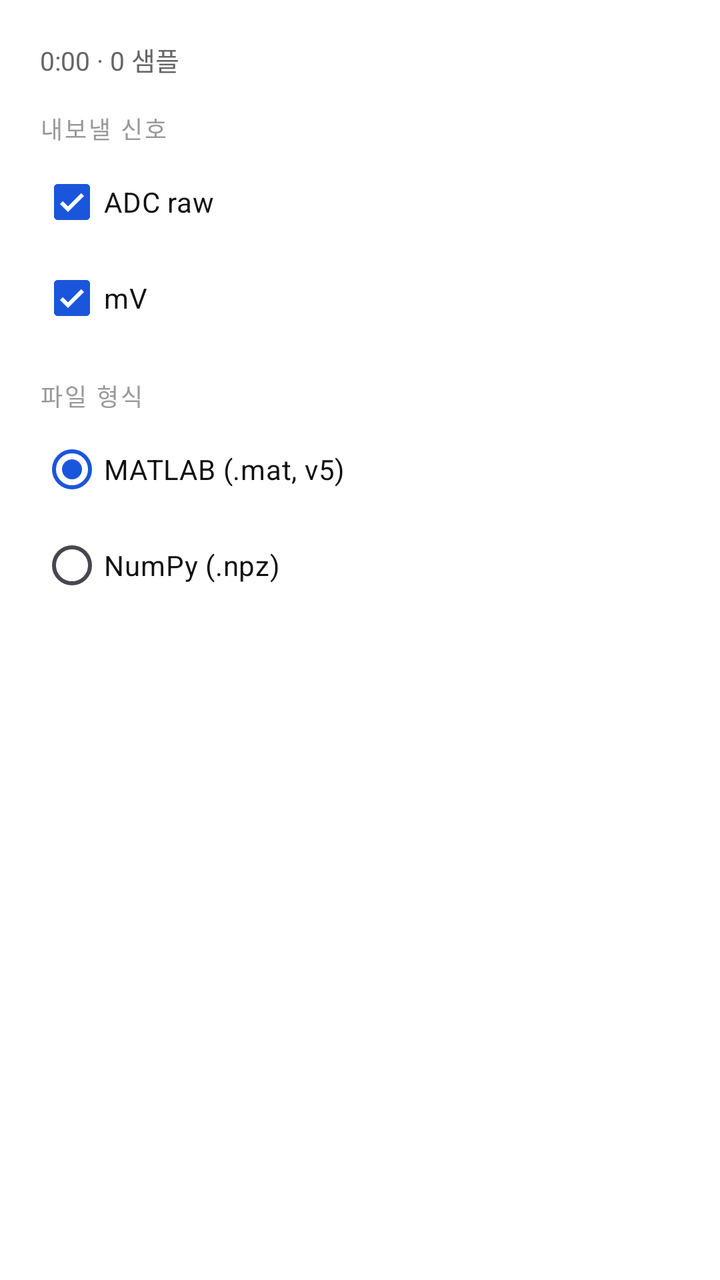
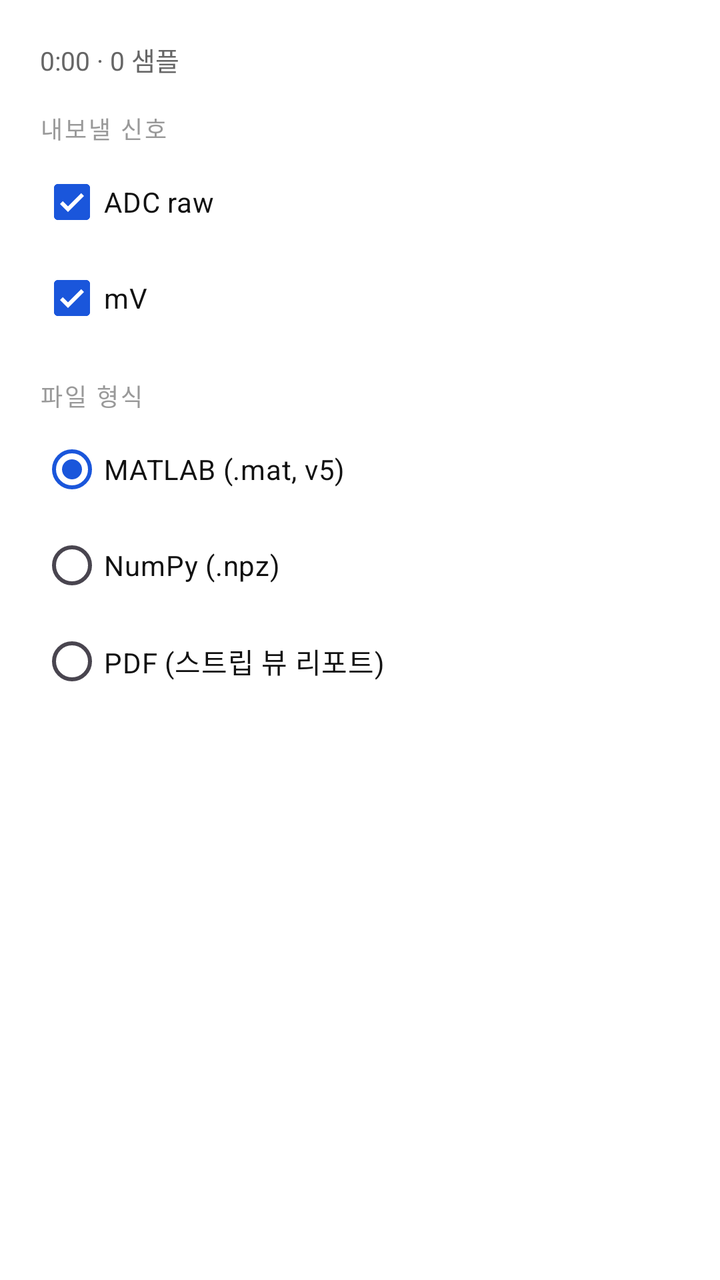

Before-and-after screenshots of an Android layout around one commit, followed by the original layout XML and the change that was made.
<!-- AndroidManifest.xml: application theme Theme.HiCardiMonitor -->
<!-- res/layout/dialog_recording_save.xml -->
<?xml version="1.0" encoding="utf-8"?>
<LinearLayout xmlns:android="http://schemas.android.com/apk/res/android"
    android:layout_width="match_parent"
    android:layout_height="wrap_content"
    android:background="@color/bg_surface"
    android:orientation="vertical"
    android:padding="@dimen/pad_screen">

    <TextView
        android:id="@+id/saveSummaryText"
        style="@style/HiCardiCaption"
        android:layout_width="match_parent"
        android:layout_height="wrap_content"
        android:text="0:00 · 0 샘플" />

    <TextView
        style="@style/HiCardiOverline"
        android:layout_width="match_parent"
        android:layout_height="wrap_content"
        android:layout_marginTop="16dp"
        android:text="@string/recording_signal_label" />

    <CheckBox
        android:id="@+id/exportAdcCheck"
        style="@style/HiCardiBody"
        android:layout_width="match_parent"
        android:layout_height="wrap_content"
        android:layout_marginTop="4dp"
        android:checked="true"
        android:text="@string/recording_signal_adc" />

    <CheckBox
        android:id="@+id/exportMvCheck"
        style="@style/HiCardiBody"
        android:layout_width="match_parent"
        android:layout_height="wrap_content"
        android:checked="true"
        android:text="@string/recording_signal_mv" />

    <TextView
        style="@style/HiCardiOverline"
        android:layout_width="match_parent"
        android:layout_height="wrap_content"
        android:layout_marginTop="16dp"
        android:text="@string/recording_format_label" />

    <RadioGroup
        android:id="@+id/exportFormatGroup"
        android:layout_width="match_parent"
        android:layout_height="wrap_content"
        android:layout_marginTop="4dp"
        android:orientation="vertical">

        <RadioButton
            android:id="@+id/exportFormatMat"
            style="@style/HiCardiBody"
            android:layout_width="match_parent"
            android:layout_height="wrap_content"
            android:checked="true"
            android:text="@string/recording_format_mat" />

        <RadioButton
            android:id="@+id/exportFormatNpz"
            style="@style/HiCardiBody"
            android:layout_width="match_parent"
            android:layout_height="wrap_content"
            android:text="@string/recording_format_npz" />
    </RadioGroup>

</LinearLayout>
<!-- resources referenced by this layout -->
<resources>
  <color name="bg_surface">#FFFFFF</color>
  <dimen name="pad_screen">20dp</dimen>
  <string name="recording_format_label">파일 형식</string>
  <string name="recording_format_mat">MATLAB (.mat, v5)</string>
  <string name="recording_format_npz">NumPy (.npz)</string>
  <string name="recording_signal_adc">ADC raw</string>
  <string name="recording_signal_label">내보낼 신호</string>
  <string name="recording_signal_mv">mV</string>
  <style name="HiCardiBody">
          <item name="android:textColor">@color/text_primary</item>
          <item name="android:textSize">@dimen/text_body</item>
          <item name="android:fontFamily">sans-serif</item>
          <item name="android:lineSpacingExtra">3dp</item>
      </style>
  <style name="HiCardiCaption">
          <item name="android:textColor">@color/text_secondary</item>
          <item name="android:textSize">@dimen/text_caption</item>
          <item name="android:fontFamily">sans-serif</item>
          <item name="android:lineSpacingExtra">2dp</item>
      </style>
  <style name="HiCardiOverline">
          <item name="android:textColor">@color/text_tertiary</item>
          <item name="android:textSize">@dimen/text_overline</item>
          <item name="android:fontFamily">sans-serif-medium</item>
          <item name="android:letterSpacing">0.08</item>
      </style>
  <style name="Theme.HiCardiMonitor" parent="Base.Theme.HiCardiMonitor" />
  <color name="text_primary">#111111</color>
  <dimen name="text_body">14sp</dimen>
  <color name="text_secondary">#666666</color>
  <dimen name="text_caption">13sp</dimen>
  <color name="text_tertiary">#999999</color>
  <dimen name="text_overline">12sp</dimen>
  <style name="Base.Theme.HiCardiMonitor" parent="Theme.Material3.Light.NoActionBar">
          <item name="colorPrimary">@color/color_primary</item>
          <item name="colorOnPrimary">@color/color_on_primary</item>
          <item name="colorSurface">@color/color_surface</item>
          <item name="colorOnSurface">@color/color_on_surface</item>
          <item name="android:colorBackground">@color/color_background</item>
          <item name="android:statusBarColor">@color/bg_primary</item>
          <item name="android:navigationBarColor">@color/bg_surface</item>
          <item name="android:windowLightStatusBar">true</item>
          <item name="buttonStyle">@style/HiCardiButton</item>
          <item name="materialButtonStyle">@style/HiCardiButton</item>
      </style>
  <color name="color_primary">#1A56DB</color>
  <color name="color_on_primary">#FFFFFF</color>
  <color name="color_surface">#FFFFFF</color>
  <color name="color_on_surface">#111111</color>
  <color name="color_background">#FAFAF8</color>
  <color name="bg_primary">#FAFAF8</color>
  <style name="HiCardiButton" parent="Widget.AppCompat.Button">
          <item name="android:background">@drawable/btn_blue</item>
          <item name="backgroundTint">@null</item>
          <item name="android:textAllCaps">false</item>
          <item name="android:textColor">@color/white</item>
          <item name="android:textSize">@dimen/text_button</item>
          <item name="android:fontFamily">sans-serif-medium</item>
          <item name="android:stateListAnimator">@null</item>
          <item name="android:minHeight">@dimen/btn_height</item>
          <item name="android:paddingStart">16dp</item>
          <item name="android:paddingEnd">16dp</item>
      </style>
  <color name="white">#FFFFFFFF</color>
  <dimen name="text_button">14sp</dimen>
  <dimen name="btn_height">48dp</dimen>
  <color name="btn_blue_pressed">#1747B8</color>
  <color name="btn_blue_disabled">#C7D3F2</color>
  <color name="btn_blue">#1A56DB</color>
  <!-- unchanged entries left out for length: 1 -->
</resources>

<!-- the commit's change to res/layout/dialog_recording_save.xml (unified diff, before → after) -->
@@ -65,6 +65,23 @@
             android:layout_width="match_parent"
             android:layout_height="wrap_content"
             android:text="@string/recording_format_npz" />
+
+        <RadioButton
+            android:id="@+id/exportFormatPdf"
+            style="@style/HiCardiBody"
+            android:layout_width="match_parent"
+            android:layout_height="wrap_content"
+            android:text="@string/recording_format_pdf" />
     </RadioGroup>
 
+    <TextView
+        android:id="@+id/exportPdfHint"
+        style="@style/HiCardiCaption"
+        android:layout_width="match_parent"
+        android:layout_height="wrap_content"
+        android:layout_marginTop="4dp"
+        android:text="@string/recording_format_pdf_hint"
+        android:textColor="@color/text_tertiary"
+        android:visibility="gone" />
+
 </LinearLayout>
<!-- resource entries referenced after the edit -->
@@ -5,6 +5,8 @@
   <string name="recording_format_label">파일 형식</string>
   <string name="recording_format_mat">MATLAB (.mat, v5)</string>
   <string name="recording_format_npz">NumPy (.npz)</string>
+  <string name="recording_format_pdf">PDF (스트립 뷰 리포트)</string>
+  <string name="recording_format_pdf_hint">25mm/s · 10mm/mV 방안지 파형 + 요약. 신호 옵션은 무시됩니다.</string>
   <string name="recording_signal_adc">ADC raw</string>
   <string name="recording_signal_label">내보낼 신호</string>
   <string name="recording_signal_mv">mV</string>
